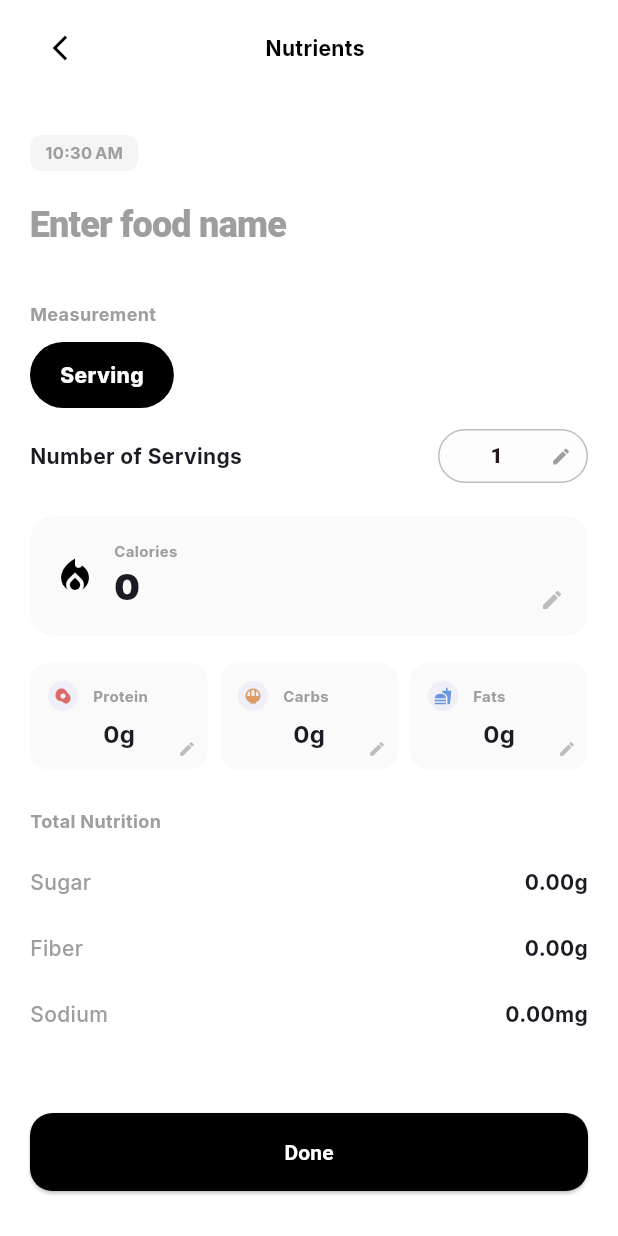
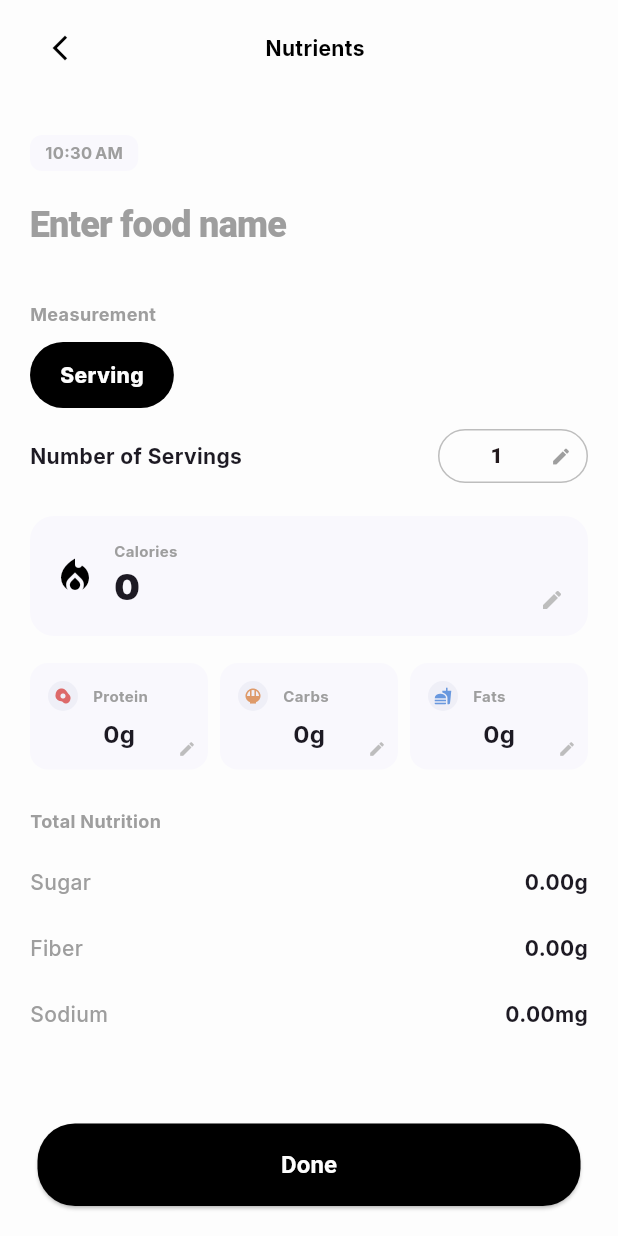
Before and after one commit to jones-semicolon/CalAI, a Flutter app: the LoggedFoodView screen opened directly, on a phone screen of 412 x 824 dp. Run offline on Flutter 3.47's test engine with Material 3 defaults, Android fonts, the light colour scheme and no system bars; our stand-ins replace camera, cloud_firestore, firebase_auth, firebase_core, fl_chart, flutter_riverpod and 9 more; missing offline and left inert: google_mlkit_barcode_scanning, google_mlkit_text_recognition; accounts and stored records are empty.

Commit message:
Fixed workflows

```diff
--- a/lib/pages/home/recently_logged/logged_view/logged_food_view.dart
+++ b/lib/pages/home/recently_logged/logged_view/logged_food_view.dart
@@ -1,3 +1,4 @@
+import 'package:calai/widgets/confirmation_button_widget.dart';
 import 'package:calai/widgets/edit_value_view.dart';
 import 'package:flutter/material.dart';
 import 'package:flutter/services.dart';
@@ -144,7 +145,7 @@ class _LoggedFoodPageState extends ConsumerState<LoggedFoodView> {
     );
 
     return Scaffold(
-      backgroundColor: Colors.white,
+      backgroundColor: Theme.of(context).scaffoldBackgroundColor,
       body: Stack(
         children: [
           // Header Image
@@ -162,7 +163,7 @@ class _LoggedFoodPageState extends ConsumerState<LoggedFoodView> {
               child: Container(
                 constraints: BoxConstraints(minHeight: MediaQuery.of(context).size.height * (hasImage ? 0.6 : 1.0)),
                 decoration: BoxDecoration(
-                  color: Colors.white,
+                  color: Theme.of(context).scaffoldBackgroundColor,
                   borderRadius: hasImage ? const BorderRadius.vertical(top: Radius.circular(30)) : null,
                 ),
                 padding: const EdgeInsets.fromLTRB(20, 30, 20, 120),
@@ -224,7 +225,7 @@ class _LoggedFoodPageState extends ConsumerState<LoggedFoodView> {
     return Container(
       padding: const EdgeInsets.symmetric(horizontal: 10, vertical: 4),
       decoration: BoxDecoration(
-        color: Colors.grey[100],
+        color: Theme.of(context).cardColor,
         borderRadius: BorderRadius.circular(8),
       ),
       child: Text(
@@ -280,7 +281,7 @@ class _LoggedFoodPageState extends ConsumerState<LoggedFoodView> {
     return Container(
       padding: const EdgeInsets.all(16),
       decoration: BoxDecoration(
-        color: Colors.grey[50],
+        color: Theme.of(context).cardColor,
         borderRadius: BorderRadius.circular(16),
       ),
       child: Stack(
@@ -385,21 +386,22 @@ class _LoggedFoodPageState extends ConsumerState<LoggedFoodView> {
   }
 
   Widget _buildBottomActionButtons(FoodLog log) {
-    return Container(
-      padding: const EdgeInsets.fromLTRB(20, 10, 20, 30),
-      color: Colors.white,
-      child: Row(
-        children: [
-          Expanded(
-            child: ElevatedButton(
-              onPressed: () => _onSave(log),
-              style: ElevatedButton.styleFrom(backgroundColor: Colors.black, padding: const EdgeInsets.symmetric(vertical: 16), shape: RoundedRectangleBorder(borderRadius: BorderRadius.circular(15))),
-              child: const Text("Done", style: TextStyle(color: Colors.white, fontWeight: FontWeight.bold)),
-            ),
-          ),
-        ],
-      ),
-    );
+    return ConfirmationButtonWidget(onConfirm: () => _onSave(log), text: "Done");
+    // return Container(
+    //   padding: const EdgeInsets.fromLTRB(20, 10, 20, 30),
+    //   color: Colors.white,
+    //   child: Row(
+    //     children: [
+    //       Expanded(
+    //         child: ElevatedButton(
+    //           onPressed: () => _onSave(log),
+    //           style: ElevatedButton.styleFrom(backgroundColor: Colors.black, padding: const EdgeInsets.symmetric(vertical: 16), shape: RoundedRectangleBorder(borderRadius: BorderRadius.circular(15))),
+    //           child: const Text("Done", style: TextStyle(color: Colors.white, fontWeight: FontWeight.bold)),
+    //         ),
+    //       ),
+    //     ],
+    //   ),
+    // );
   }
 
   Widget _buildSectionLabel(ThemeData theme, String label) => Text(label, style: const TextStyle(fontSize: 12, fontWeight: FontWeight.bold, color: Colors.grey));
@@ -423,7 +425,7 @@ class _MacroTile extends StatelessWidget {
         Container(
           padding: const EdgeInsets.all(12),
           decoration: BoxDecoration(
-            color: Colors.grey[50],
+            color: Theme.of(context).cardColor,
             borderRadius: BorderRadius.circular(12),
           ),
           child: Column(
```
Also changed, not shown: 1 other file.
